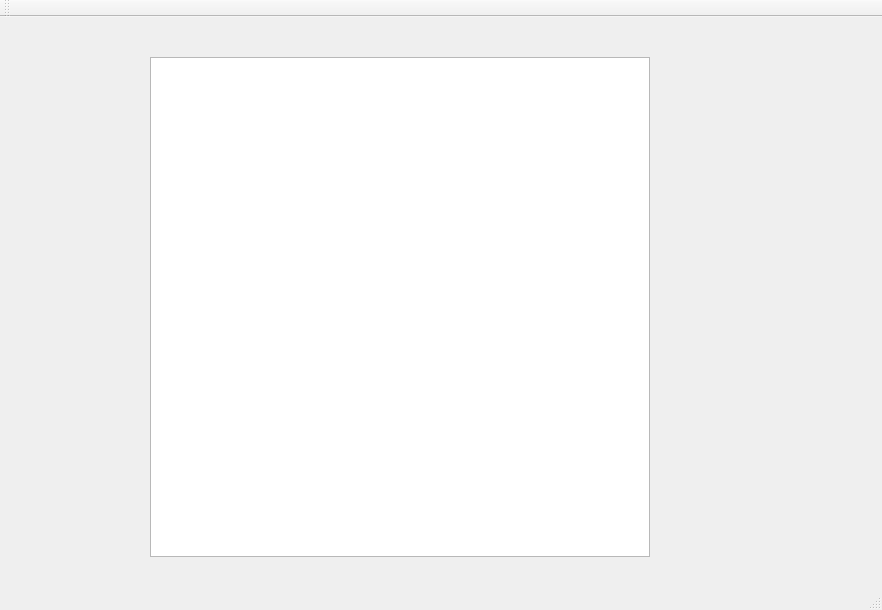
Above: Graphics/mainwindow.ui from ShihoVN/HiveChime before the change. Below: the same form after it.
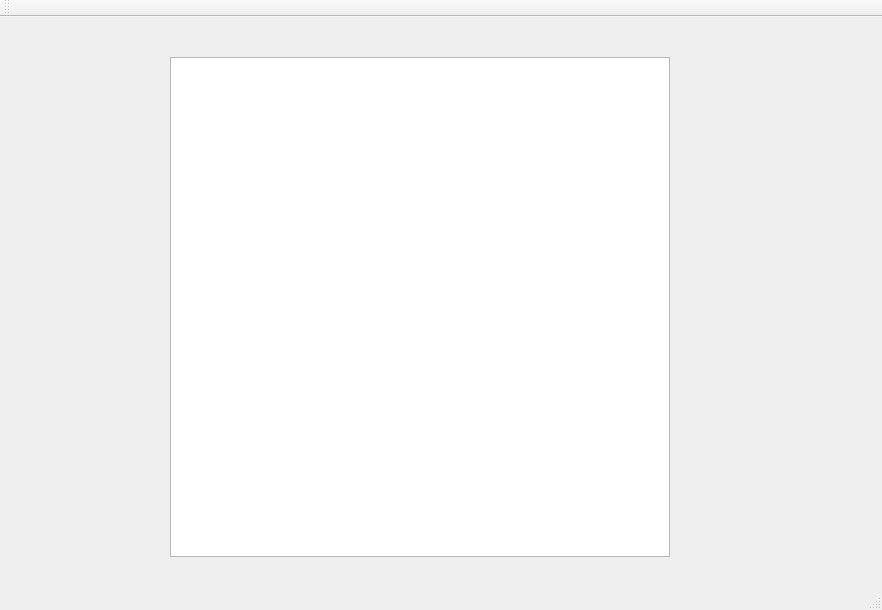
That is the form after the change.

Patch:
```diff
--- a/Graphics/mainwindow.ui
+++ b/Graphics/mainwindow.ui
@@ -17,7 +17,7 @@
    <widget class="QGraphicsView" name="display">
     <property name="geometry">
      <rect>
-      <x>150</x>
+      <x>170</x>
       <y>40</y>
       <width>500</width>
       <height>500</height>
```
